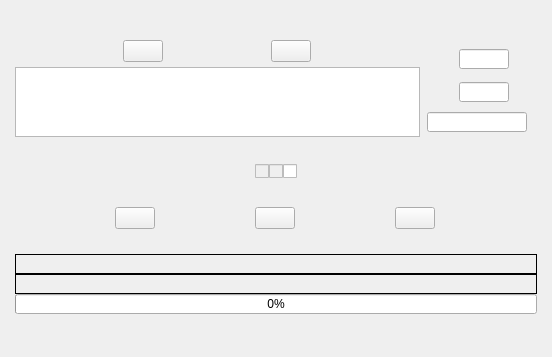
The window that dialogs/multiplevideoet.ui (RaphCucul/Image-registration-GUI) describes before a commit, drawn with Qt 5.
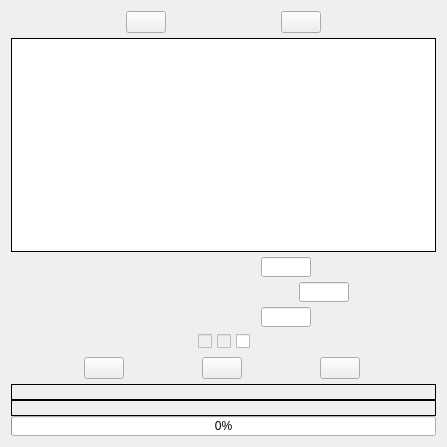
The same window after the commit.

```diff
--- a/dialogs/multiplevideoet.ui
+++ b/dialogs/multiplevideoet.ui
@@ -9,12 +9,12 @@
    <rect>
     <x>0</x>
     <y>0</y>
-    <width>552</width>
-    <height>357</height>
+    <width>447</width>
+    <height>447</height>
    </rect>
   </property>
   <property name="sizePolicy">
-   <sizepolicy hsizetype="Expanding" vsizetype="Expanding">
+   <sizepolicy hsizetype="Preferred" vsizetype="Preferred">
     <horstretch>0</horstretch>
     <verstretch>0</verstretch>
    </sizepolicy>
@@ -25,37 +25,11 @@
   <property name="autoFillBackground">
    <bool>true</bool>
   </property>
-  <layout class="QVBoxLayout" name="verticalLayout_3" stretch="10,1,1,1">
+  <layout class="QVBoxLayout" name="verticalLayout_3" stretch="15,1,1,1,1,1,1">
    <property name="spacing">
-    <number>0</number>
-   </property>
-   <property name="leftMargin">
-    <number>15</number>
-   </property>
-   <property name="topMargin">
-    <number>15</number>
-   </property>
-   <property name="rightMargin">
-    <number>15</number>
-   </property>
-   <property name="bottomMargin">
-    <number>15</number>
+    <number>5</number>
    </property>
    <item>
-    <layout class="QGridLayout" name="gridLayout" columnstretch="2,1" columnminimumwidth="0,0">
-     <property name="leftMargin">
-      <number>0</number>
-     </property>
-     <property name="topMargin">
-      <number>0</number>
-     </property>
-     <property name="rightMargin">
-      <number>0</number>
-     </property>
-     <property name="bottomMargin">
-      <number>0</number>
-     </property>
-     <item row="0" column="0" rowspan="3">
       <layout class="QVBoxLayout" name="verticalLayout">
        <item>
         <layout class="QHBoxLayout" name="horizontalLayout_6">
@@ -63,7 +37,7 @@
           <number>0</number>
          </property>
          <property name="bottomMargin">
-          <number>5</number>
+        <number>0</number>
          </property>
          <item>
           <widget class="QPushButton" name="afewVideosPB">
@@ -111,8 +85,11 @@
            <verstretch>0</verstretch>
           </sizepolicy>
          </property>
+       <property name="frameShape">
+        <enum>QFrame::Panel</enum>
+       </property>
          <property name="frameShadow">
-          <enum>QFrame::Sunken</enum>
+        <enum>QFrame::Plain</enum>
          </property>
          <property name="sizeAdjustPolicy">
           <enum>QAbstractScrollArea::AdjustToContents</enum>
@@ -145,22 +122,41 @@
        </item>
       </layout>
      </item>
-     <item row="0" column="1">
-      <layout class="QHBoxLayout" name="horizontalLayout_2">
+   <item>
+    <layout class="QHBoxLayout" name="horizontalLayout_2" stretch="1,1,10,1">
        <property name="spacing">
         <number>0</number>
        </property>
        <property name="rightMargin">
-        <number>10</number>
-       </property>
+      <number>0</number>
+     </property>
+     <item>
+      <spacer name="horizontalSpacer_3">
+       <property name="orientation">
+        <enum>Qt::Horizontal</enum>
+       </property>
+       <property name="sizeHint" stdset="0">
+        <size>
+         <width>40</width>
+         <height>20</height>
+        </size>
+       </property>
+      </spacer>
+     </item>
        <item>
         <widget class="QLabel" name="areaSizelabel">
          <property name="sizePolicy">
-          <sizepolicy hsizetype="Fixed" vsizetype="Fixed">
+        <sizepolicy hsizetype="Preferred" vsizetype="Fixed">
            <horstretch>0</horstretch>
            <verstretch>0</verstretch>
           </sizepolicy>
          </property>
+       <property name="maximumSize">
+        <size>
+         <width>200</width>
+         <height>20</height>
+        </size>
+       </property>
          <property name="scaledContents">
           <bool>true</bool>
          </property>
@@ -172,7 +168,7 @@
        <item>
         <widget class="QLineEdit" name="areaMaximum">
          <property name="sizePolicy">
-          <sizepolicy hsizetype="Fixed" vsizetype="Fixed">
+        <sizepolicy hsizetype="Preferred" vsizetype="Fixed">
            <horstretch>0</horstretch>
            <verstretch>0</verstretch>
           </sizepolicy>
@@ -185,24 +181,56 @@
          </property>
         </widget>
        </item>
-      </layout>
-     </item>
-     <item row="1" column="1">
-      <layout class="QHBoxLayout" name="horizontalLayout_3">
+     <item>
+      <spacer name="horizontalSpacer_4">
+       <property name="orientation">
+        <enum>Qt::Horizontal</enum>
+       </property>
+       <property name="sizeHint" stdset="0">
+        <size>
+         <width>40</width>
+         <height>20</height>
+        </size>
+       </property>
+      </spacer>
+     </item>
+    </layout>
+   </item>
+   <item>
+    <layout class="QHBoxLayout" name="horizontalLayout_3" stretch="0,1,10,0">
        <property name="spacing">
         <number>0</number>
        </property>
        <property name="rightMargin">
-        <number>10</number>
-       </property>
+      <number>0</number>
+     </property>
+     <item>
+      <spacer name="horizontalSpacer_5">
+       <property name="orientation">
+        <enum>Qt::Horizontal</enum>
+       </property>
+       <property name="sizeHint" stdset="0">
+        <size>
+         <width>40</width>
+         <height>20</height>
+        </size>
+       </property>
+      </spacer>
+     </item>
        <item>
         <widget class="QLabel" name="angleTolerationlabel">
          <property name="sizePolicy">
-          <sizepolicy hsizetype="Fixed" vsizetype="Fixed">
+        <sizepolicy hsizetype="Preferred" vsizetype="Fixed">
            <horstretch>0</horstretch>
            <verstretch>0</verstretch>
           </sizepolicy>
          </property>
+       <property name="maximumSize">
+        <size>
+         <width>200</width>
+         <height>20</height>
+        </size>
+       </property>
          <property name="wordWrap">
           <bool>true</bool>
          </property>
@@ -211,7 +239,7 @@
        <item>
         <widget class="QLineEdit" name="rotationAngle">
          <property name="sizePolicy">
-          <sizepolicy hsizetype="Fixed" vsizetype="Fixed">
+        <sizepolicy hsizetype="Preferred" vsizetype="Fixed">
            <horstretch>0</horstretch>
            <verstretch>0</verstretch>
           </sizepolicy>
@@ -224,24 +252,56 @@
          </property>
         </widget>
        </item>
-      </layout>
-     </item>
-     <item row="2" column="1">
-      <layout class="QHBoxLayout" name="horizontalLayout_4">
+     <item>
+      <spacer name="horizontalSpacer_6">
+       <property name="orientation">
+        <enum>Qt::Horizontal</enum>
+       </property>
+       <property name="sizeHint" stdset="0">
+        <size>
+         <width>40</width>
+         <height>20</height>
+        </size>
+       </property>
+      </spacer>
+     </item>
+    </layout>
+   </item>
+   <item>
+    <layout class="QHBoxLayout" name="horizontalLayout_4" stretch="1,1,10,1">
        <property name="spacing">
         <number>0</number>
        </property>
        <property name="rightMargin">
-        <number>10</number>
-       </property>
+      <number>0</number>
+     </property>
+     <item>
+      <spacer name="horizontalSpacer_7">
+       <property name="orientation">
+        <enum>Qt::Horizontal</enum>
+       </property>
+       <property name="sizeHint" stdset="0">
+        <size>
+         <width>40</width>
+         <height>20</height>
+        </size>
+       </property>
+      </spacer>
+     </item>
        <item>
         <widget class="QLabel" name="numberIterationlabel">
          <property name="sizePolicy">
-          <sizepolicy hsizetype="Fixed" vsizetype="Fixed">
+        <sizepolicy hsizetype="Preferred" vsizetype="Fixed">
            <horstretch>0</horstretch>
            <verstretch>0</verstretch>
           </sizepolicy>
          </property>
+       <property name="maximumSize">
+        <size>
+         <width>200</width>
+         <height>20</height>
+        </size>
+       </property>
          <property name="wordWrap">
           <bool>true</bool>
          </property>
@@ -250,20 +310,31 @@
        <item>
         <widget class="QLineEdit" name="iterationCount">
          <property name="sizePolicy">
-          <sizepolicy hsizetype="Fixed" vsizetype="Fixed">
+        <sizepolicy hsizetype="Preferred" vsizetype="Fixed">
            <horstretch>0</horstretch>
            <verstretch>0</verstretch>
           </sizepolicy>
          </property>
          <property name="maximumSize">
           <size>
-           <width>100</width>
+         <width>50</width>
            <height>20</height>
           </size>
          </property>
         </widget>
        </item>
-      </layout>
+     <item>
+      <spacer name="horizontalSpacer_8">
+       <property name="orientation">
+        <enum>Qt::Horizontal</enum>
+       </property>
+       <property name="sizeHint" stdset="0">
+        <size>
+         <width>40</width>
+         <height>20</height>
+        </size>
+       </property>
+      </spacer>
      </item>
     </layout>
    </item>
@@ -390,7 +461,7 @@
      <item>
       <widget class="QLabel" name="actualVideo_label">
        <property name="sizePolicy">
-        <sizepolicy hsizetype="Preferred" vsizetype="Minimum">
+        <sizepolicy hsizetype="Preferred" vsizetype="Fixed">
          <horstretch>0</horstretch>
          <verstretch>0</verstretch>
         </sizepolicy>
@@ -415,7 +486,7 @@
      <item>
       <widget class="QLabel" name="actualMethod_label">
        <property name="sizePolicy">
-        <sizepolicy hsizetype="Preferred" vsizetype="Minimum">
+        <sizepolicy hsizetype="Preferred" vsizetype="Fixed">
          <horstretch>0</horstretch>
          <verstretch>0</verstretch>
         </sizepolicy>
```
Lines whose indentation alone changed are shown as unchanged.
